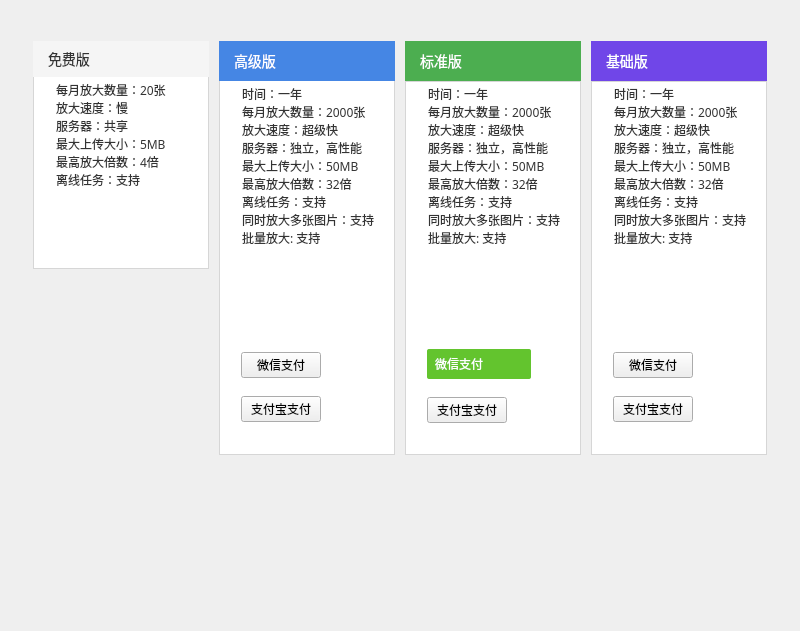
This is menberwidget.ui in leihiudung/EnlargePicture as Qt 5 draws it before an edit. The edited form follows.
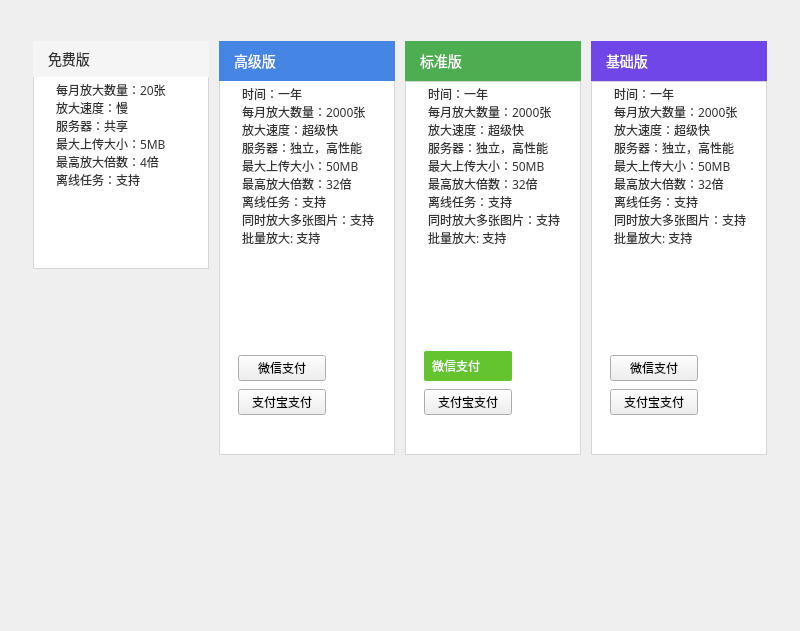
This is the edited form. Icons and pictures are not drawn.

The edit to the form file:
```diff
--- a/menberwidget.ui
+++ b/menberwidget.ui
@@ -281,7 +281,7 @@
 }
 </string>
         </property>
-        <layout class="QVBoxLayout" name="verticalLayout_2" stretch="88,8,8,8">
+        <layout class="QVBoxLayout" name="verticalLayout_2" stretch="88,8,13">
          <property name="spacing">
           <number>0</number>
          </property>
@@ -303,7 +303,6 @@
             <font>
              <family>Microsoft YaHei</family>
              <pointsize>-1</pointsize>
-             <weight>50</weight>
              <italic>false</italic>
              <bold>false</bold>
              <kerning>true</kerning>
@@ -321,8 +320,11 @@
            </property>
            <property name="html">
             <string>&lt;!DOCTYPE HTML PUBLIC &quot;-//W3C//DTD HTML 4.0//EN&quot; &quot;http://www.w3.org/TR/REC-html40/strict.dtd&quot;&gt;
-&lt;html&gt;&lt;head&gt;&lt;meta name=&quot;qrichtext&quot; content=&quot;1&quot; /&gt;&lt;style type=&quot;text/css&quot;&gt;
+&lt;html&gt;&lt;head&gt;&lt;meta name=&quot;qrichtext&quot; content=&quot;1&quot; /&gt;&lt;meta charset=&quot;utf-8&quot; /&gt;&lt;style type=&quot;text/css&quot;&gt;
 p, li { white-space: pre-wrap; }
+hr { height: 1px; border-width: 0; }
+li.unchecked::marker { content: &quot;\2610&quot;; }
+li.checked::marker { content: &quot;\2612&quot;; }
 &lt;/style&gt;&lt;/head&gt;&lt;body style=&quot; font-family:'Microsoft YaHei'; font-size:12px; font-weight:400; font-style:normal;&quot;&gt;
 &lt;p style=&quot; margin-top:0px; margin-bottom:0px; margin-left:0px; margin-right:0px; -qt-block-indent:0; text-indent:0px;&quot;&gt;&lt;span style=&quot; font-size:12px;&quot;&gt;时间：一年&lt;/span&gt;&lt;/p&gt;
 &lt;p style=&quot; margin-top:0px; margin-bottom:0px; margin-left:0px; margin-right:0px; -qt-block-indent:0; text-indent:0px;&quot;&gt;&lt;span style=&quot; font-size:12px;&quot;&gt;每月放大数量：2000张&lt;/span&gt;&lt;/p&gt;
@@ -347,9 +349,21 @@
            <property name="styleSheet">
             <string notr="true"/>
            </property>
-           <layout class="QHBoxLayout" name="horizontalLayout_2">
+           <layout class="QVBoxLayout" name="verticalLayout_11">
+            <property name="spacing">
+             <number>8</number>
+            </property>
             <property name="leftMargin">
-             <number>22</number>
+             <number>19</number>
+            </property>
+            <property name="topMargin">
+             <number>0</number>
+            </property>
+            <property name="rightMargin">
+             <number>69</number>
+            </property>
+            <property name="bottomMargin">
+             <number>0</number>
             </property>
             <item>
              <widget class="QPushButton" name="wechat_pay_highter_btn">
@@ -359,50 +373,12 @@
              </widget>
             </item>
             <item>
-             <spacer name="horizontalSpacer">
-              <property name="orientation">
-               <enum>Qt::Horizontal</enum>
-              </property>
-              <property name="sizeHint" stdset="0">
-               <size>
-                <width>64</width>
-                <height>20</height>
-               </size>
-              </property>
-             </spacer>
-            </item>
-           </layout>
-          </widget>
-         </item>
-         <item>
-          <widget class="QWidget" name="widget_10" native="true">
-           <layout class="QHBoxLayout" name="horizontalLayout_3">
-            <property name="leftMargin">
-             <number>22</number>
-            </property>
-            <property name="topMargin">
-             <number>9</number>
-            </property>
-            <item>
              <widget class="QPushButton" name="ali_pay_highter_btn">
               <property name="text">
                <string>支付宝支付</string>
               </property>
              </widget>
             </item>
-            <item>
-             <spacer name="horizontalSpacer_2">
-              <property name="orientation">
-               <enum>Qt::Horizontal</enum>
-              </property>
-              <property name="sizeHint" stdset="0">
-               <size>
-                <width>64</width>
-                <height>20</height>
-               </size>
-              </property>
-             </spacer>
-            </item>
            </layout>
           </widget>
          </item>
@@ -494,7 +470,7 @@
 box-shadow: 0 2px 4px 0 rgba(219,219,219,0.50);
 }</string>
         </property>
-        <layout class="QVBoxLayout" name="verticalLayout_4" stretch="88,8,8,8">
+        <layout class="QVBoxLayout" name="verticalLayout_4" stretch="88,8,13">
          <property name="spacing">
           <number>0</number>
          </property>
@@ -516,7 +492,6 @@
             <font>
              <family>Microsoft YaHei</family>
              <pointsize>-1</pointsize>
-             <weight>50</weight>
              <italic>false</italic>
              <bold>false</bold>
             </font>
@@ -529,8 +504,11 @@
            </property>
            <property name="html">
             <string>&lt;!DOCTYPE HTML PUBLIC &quot;-//W3C//DTD HTML 4.0//EN&quot; &quot;http://www.w3.org/TR/REC-html40/strict.dtd&quot;&gt;
-&lt;html&gt;&lt;head&gt;&lt;meta name=&quot;qrichtext&quot; content=&quot;1&quot; /&gt;&lt;style type=&quot;text/css&quot;&gt;
+&lt;html&gt;&lt;head&gt;&lt;meta name=&quot;qrichtext&quot; content=&quot;1&quot; /&gt;&lt;meta charset=&quot;utf-8&quot; /&gt;&lt;style type=&quot;text/css&quot;&gt;
 p, li { white-space: pre-wrap; }
+hr { height: 1px; border-width: 0; }
+li.unchecked::marker { content: &quot;\2610&quot;; }
+li.checked::marker { content: &quot;\2612&quot;; }
 &lt;/style&gt;&lt;/head&gt;&lt;body style=&quot; font-family:'Microsoft YaHei'; font-size:12px; font-weight:400; font-style:normal;&quot;&gt;
 &lt;p style=&quot; margin-top:0px; margin-bottom:0px; margin-left:0px; margin-right:0px; -qt-block-indent:0; text-indent:0px;&quot;&gt;&lt;span style=&quot; font-size:12px;&quot;&gt;时间：一年&lt;/span&gt;&lt;/p&gt;
 &lt;p style=&quot; margin-top:0px; margin-bottom:0px; margin-left:0px; margin-right:0px; -qt-block-indent:0; text-indent:0px;&quot;&gt;&lt;span style=&quot; font-size:12px;&quot;&gt;每月放大数量：2000张&lt;/span&gt;&lt;/p&gt;
@@ -552,9 +530,21 @@
              <verstretch>0</verstretch>
             </sizepolicy>
            </property>
-           <layout class="QHBoxLayout" name="horizontalLayout_4">
+           <layout class="QVBoxLayout" name="verticalLayout_9">
+            <property name="spacing">
+             <number>8</number>
+            </property>
             <property name="leftMargin">
-             <number>22</number>
+             <number>19</number>
+            </property>
+            <property name="topMargin">
+             <number>0</number>
+            </property>
+            <property name="rightMargin">
+             <number>69</number>
+            </property>
+            <property name="bottomMargin">
+             <number>0</number>
             </property>
             <item>
              <widget class="QPushButton" name="wechat_pay_stand_btn">
@@ -564,11 +554,17 @@
                 <verstretch>0</verstretch>
                </sizepolicy>
               </property>
+              <property name="minimumSize">
+               <size>
+                <width>0</width>
+                <height>30</height>
+               </size>
+              </property>
               <property name="styleSheet">
                <string notr="true">QPushButton{
 background: #63C42E;
 border-radius: 2px;
-width: 96px;height:30px;max-width:144px;max-height:45px;min-width:96px;min-height:30px;
+height:30px;max-height:45px;min-height:30px;
 qproperty-icon: url(:/images/wechat);
 font:12px Microsoft YaHei;
 color: #fff;text-align : 
@@ -580,47 +576,18 @@
              </widget>
             </item>
             <item>
-             <spacer name="horizontalSpacer_3">
-              <property name="orientation">
-               <enum>Qt::Horizontal</enum>
-              </property>
-              <property name="sizeHint" stdset="0">
-               <size>
-                <width>64</width>
-                <height>20</height>
-               </size>
-              </property>
-             </spacer>
-            </item>
-           </layout>
-          </widget>
-         </item>
-         <item>
-          <widget class="QWidget" name="widget_12" native="true">
-           <layout class="QHBoxLayout" name="horizontalLayout_5">
-            <property name="leftMargin">
-             <number>22</number>
-            </property>
-            <item>
              <widget class="QPushButton" name="ali_pay_stand_btn">
+              <property name="sizePolicy">
+               <sizepolicy hsizetype="Expanding" vsizetype="Expanding">
+                <horstretch>0</horstretch>
+                <verstretch>0</verstretch>
+               </sizepolicy>
+              </property>
               <property name="text">
                <string>支付宝支付</string>
               </property>
              </widget>
             </item>
-            <item>
-             <spacer name="horizontalSpacer_4">
-              <property name="orientation">
-               <enum>Qt::Horizontal</enum>
-              </property>
-              <property name="sizeHint" stdset="0">
-               <size>
-                <width>64</width>
-                <height>20</height>
-               </size>
-              </property>
-             </spacer>
-            </item>
            </layout>
           </widget>
          </item>
@@ -712,7 +679,7 @@
 box-shadow: 0 2px 4px 0 rgba(219,219,219,0.50);
 }</string>
         </property>
-        <layout class="QVBoxLayout" name="verticalLayout_6" stretch="88,8,8,8">
+        <layout class="QVBoxLayout" name="verticalLayout_6" stretch="88,8,13">
          <property name="spacing">
           <number>0</number>
          </property>
@@ -734,7 +701,6 @@
             <font>
              <family>Microsoft YaHei</family>
              <pointsize>-1</pointsize>
-             <weight>50</weight>
              <italic>false</italic>
              <bold>false</bold>
             </font>
@@ -748,8 +714,11 @@
            </property>
            <property name="html">
             <string>&lt;!DOCTYPE HTML PUBLIC &quot;-//W3C//DTD HTML 4.0//EN&quot; &quot;http://www.w3.org/TR/REC-html40/strict.dtd&quot;&gt;
-&lt;html&gt;&lt;head&gt;&lt;meta name=&quot;qrichtext&quot; content=&quot;1&quot; /&gt;&lt;style type=&quot;text/css&quot;&gt;
+&lt;html&gt;&lt;head&gt;&lt;meta name=&quot;qrichtext&quot; content=&quot;1&quot; /&gt;&lt;meta charset=&quot;utf-8&quot; /&gt;&lt;style type=&quot;text/css&quot;&gt;
 p, li { white-space: pre-wrap; }
+hr { height: 1px; border-width: 0; }
+li.unchecked::marker { content: &quot;\2610&quot;; }
+li.checked::marker { content: &quot;\2612&quot;; }
 &lt;/style&gt;&lt;/head&gt;&lt;body style=&quot; font-family:'Microsoft YaHei'; font-size:12px; font-weight:400; font-style:normal;&quot;&gt;
 &lt;p style=&quot; margin-top:0px; margin-bottom:0px; margin-left:0px; margin-right:0px; -qt-block-indent:0; text-indent:0px;&quot;&gt;&lt;span style=&quot; font-size:12px;&quot;&gt;时间：一年&lt;/span&gt;&lt;/p&gt;
 &lt;p style=&quot; margin-top:0px; margin-bottom:0px; margin-left:0px; margin-right:0px; -qt-block-indent:0; text-indent:0px;&quot;&gt;&lt;span style=&quot; font-size:12px;&quot;&gt;每月放大数量：2000张&lt;/span&gt;&lt;/p&gt;
@@ -765,9 +734,21 @@
          </item>
          <item>
           <widget class="QWidget" name="widget_13" native="true">
-           <layout class="QHBoxLayout" name="horizontalLayout_6">
+           <layout class="QVBoxLayout" name="verticalLayout_10">
+            <property name="spacing">
+             <number>8</number>
+            </property>
             <property name="leftMargin">
-             <number>22</number>
+             <number>19</number>
+            </property>
+            <property name="topMargin">
+             <number>0</number>
+            </property>
+            <property name="rightMargin">
+             <number>69</number>
+            </property>
+            <property name="bottomMargin">
+             <number>0</number>
             </property>
             <item>
              <widget class="QPushButton" name="wechat_pay_base_btn">
@@ -783,28 +764,6 @@
              </widget>
             </item>
             <item>
-             <spacer name="horizontalSpacer_5">
-              <property name="orientation">
-               <enum>Qt::Horizontal</enum>
-              </property>
-              <property name="sizeHint" stdset="0">
-               <size>
-                <width>64</width>
-                <height>20</height>
-               </size>
-              </property>
-             </spacer>
-            </item>
-           </layout>
-          </widget>
-         </item>
-         <item>
-          <widget class="QWidget" name="widget_14" native="true">
-           <layout class="QHBoxLayout" name="horizontalLayout_7">
-            <property name="leftMargin">
-             <number>22</number>
-            </property>
-            <item>
              <widget class="QPushButton" name="ali_pay_base_btn">
               <property name="sizePolicy">
                <sizepolicy hsizetype="Preferred" vsizetype="Preferred">
@@ -817,19 +776,6 @@
               </property>
              </widget>
             </item>
-            <item>
-             <spacer name="horizontalSpacer_6">
-              <property name="orientation">
-               <enum>Qt::Horizontal</enum>
-              </property>
-              <property name="sizeHint" stdset="0">
-               <size>
-                <width>64</width>
-                <height>20</height>
-               </size>
-              </property>
-             </spacer>
-            </item>
            </layout>
           </widget>
          </item>
```
Left out of the diff: 5 changed lines with no effect on the pictures.
